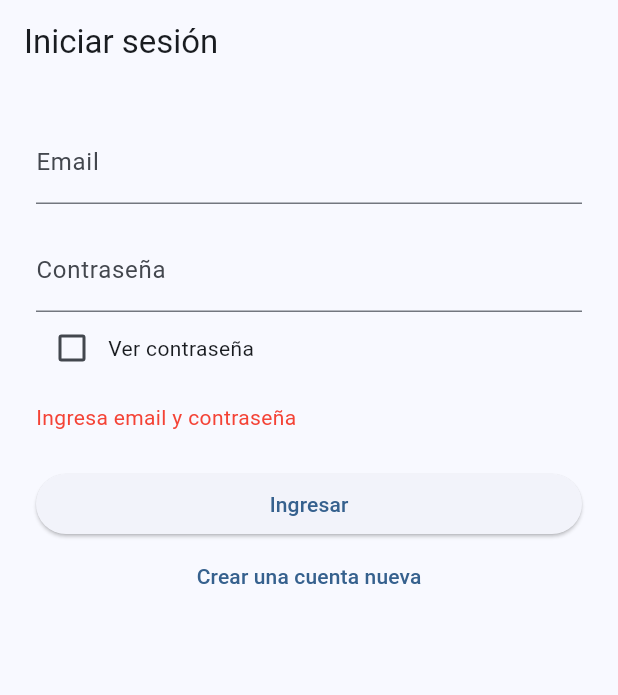
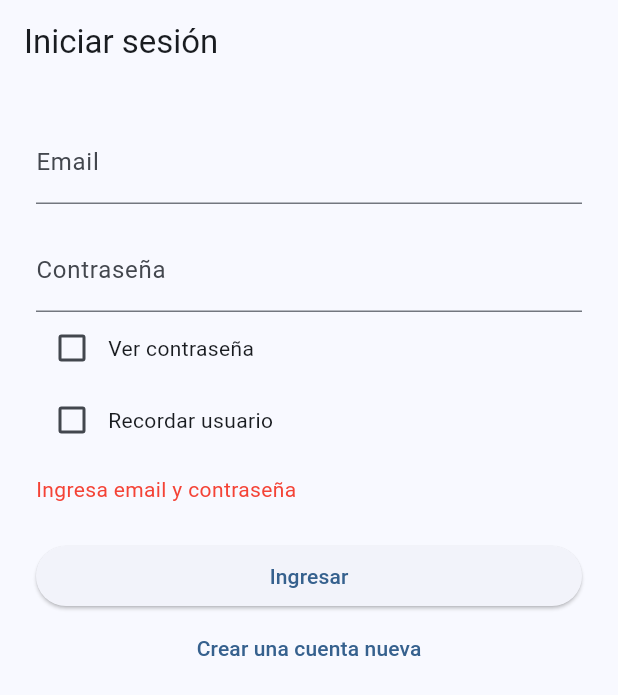
Before and after one commit to carlosormeno/app-tracking, a Flutter app: the screen it shows after launch, after a tap on "Ingresar", on a phone screen of 412 x 824 dp. Shown: the top 695 px of the screen. Run offline on Flutter 3.47's test engine with Material 3 defaults, Android fonts, the phone set to English and light mode, and no system bars; our stand-ins replace battery_plus, firebase_auth, firebase_core, flutter_map, geocoding, geolocator and 3 more; missing offline and left inert: flutter_foreground_task, workmanager; accounts and stored records are empty; statements that could not run were skipped.

Commit message:
Alguinas mejoras

```diff
--- a/lib/main.dart
+++ b/lib/main.dart
@@ -5,19 +5,29 @@ import 'package:flutter/material.dart';
 import 'firebase_options.dart';
 import 'screens/login_screen.dart';
 import 'screens/map_screen.dart';
+import 'screens/splash_screen.dart';
 import 'services/auth_service.dart';
 import 'services/foreground_service_manager.dart';
+import 'services/background_tasks.dart';
+import 'package:workmanager/workmanager.dart';
 import 'utils/logger.dart';
 
 Future<void> main() async {
   WidgetsFlutterBinding.ensureInitialized();
   logDebug('Inicializando servicios foreground');
   await ForegroundServiceManager.instance.init();
+  // Inicializa tareas en background (WorkManager) para flush de cola offline
+  try {
+    await Workmanager().initialize(backgroundTaskDispatcher, isInDebugMode: false);
+    await registerBackgroundTasks();
+  } catch (e, stack) {
+    logError('Error inicializando WorkManager', error: e, stackTrace: stack);
+  }
 
   try {
     await Firebase.initializeApp(
       options: DefaultFirebaseOptions.currentPlatform,
-    );
+      );
     logDebug('Firebase inicializado correctamente');
   } catch (e, stack) {
     logError('Error inicializando Firebase', error: e, stackTrace: stack);
@@ -41,22 +51,7 @@ class LocationTrackerApp extends StatelessWidget {
         ),
         useMaterial3: true,
       ),
-      home: StreamBuilder<User?>(
-        stream: AuthService().authStateChanges,
-        builder: (context, snapshot) {
-          if (snapshot.connectionState == ConnectionState.waiting) {
-            return const Scaffold(
-              body: Center(child: CircularProgressIndicator()),
-            );
-          }
-
-          if (snapshot.hasData) {
-            return const MapScreen();
-          }
-
-          return const LoginScreen();
-        },
-      ),
+      home: const SplashScreen(),
     );
   }
 }
--- a/lib/screens/login_screen.dart
+++ b/lib/screens/login_screen.dart
@@ -1,4 +1,5 @@
 import 'package:flutter/material.dart';
+import 'package:shared_preferences/shared_preferences.dart';
 
 import '../services/auth_service.dart';
 import '../utils/logger.dart';
@@ -17,8 +18,46 @@ class _LoginScreenState extends State<LoginScreen> {
   bool _isLoading = false;
   String? _errorMessage;
   bool _showPassword = false;
+  bool _rememberUser = false;
 
   final AuthService _authService = AuthService();
+
+  @override
+  void initState() {
+    super.initState();
+    _loadRememberedUser();
+  }
+
+  Future<void> _loadRememberedUser() async {
+    final prefs = await SharedPreferences.getInstance();
+    final remember = prefs.getBool('remember_user') ?? false;
+    String? email;
+    if (remember) {
+      email = prefs.getString('remembered_email');
+    }
+    if (mounted) {
+      setState(() {
+        _rememberUser = remember;
+        if (email != null && email.isNotEmpty) {
+          _emailController.text = email;
+        }
+      });
+    } else {
+      _rememberUser = remember;
+      if (email != null && email.isNotEmpty) {
+        _emailController.text = email;
+      }
+    }
+  }
+
+  Future<void> _persistRememberPreference(bool value) async {
+    final prefs = await SharedPreferences.getInstance();
+    await prefs.setBool('remember_user', value);
+    if (!value) {
+      // Si el usuario desactiva "Recordar", limpiar email almacenado
+      await prefs.remove('remembered_email');
+    }
+  }
 
   @override
   void dispose() {
@@ -48,6 +87,15 @@ class _LoginScreenState extends State<LoginScreen> {
       } else {
         logDebug('Iniciando sesión en Firebase', details: email);
         await _authService.signIn(email: email, password: password);
+      }
+
+      // Persistir preferencia de recordar usuario y email
+      final prefs = await SharedPreferences.getInstance();
+      await prefs.setBool('remember_user', _rememberUser);
+      if (_rememberUser) {
+        await prefs.setString('remembered_email', email);
+      } else {
+        await prefs.remove('remembered_email');
       }
     } on Exception catch (e) {
       logError('Error en autenticación', error: e);
@@ -105,6 +153,24 @@ class _LoginScreenState extends State<LoginScreen> {
                 const Text('Ver contraseña'),
               ],
             ),
+            Row(
+              mainAxisAlignment: MainAxisAlignment.start,
+              children: [
+                Checkbox(
+                  value: _rememberUser,
+                  onChanged: (v) {
+                    final newVal = v ?? false;
+                    setState(() => _rememberUser = newVal);
+                    // Guardar inmediatamente la preferencia de recordar
+                    // (se mantiene tras cerrar sesión)
+                    // No esperamos el Future para no bloquear la UI.
+                    // ignore: discarded_futures
+                    _persistRememberPreference(newVal);
+                  },
+                ),
+                const Text('Recordar usuario'),
+              ],
+            ),
             if (_errorMessage != null) ...[
               const SizedBox(height: 12),
               Text(
--- /dev/null
+++ b/lib/screens/splash_screen.dart
@@ -0,0 +1,91 @@
+import 'dart:async';
+
+import 'package:firebase_auth/firebase_auth.dart';
+import 'package:flutter/material.dart';
+
+import 'login_screen.dart';
+import 'map_screen.dart';
+
+class SplashScreen extends StatefulWidget {
+  const SplashScreen({super.key});
+
+  @override
+  State<SplashScreen> createState() => _SplashScreenState();
+}
+
+class _SplashScreenState extends State<SplashScreen>
+    with SingleTickerProviderStateMixin {
+  late final AnimationController _controller;
+  late final Animation<double> _scale;
+  late final Animation<double> _fade;
+
+  @override
+  void initState() {
+    super.initState();
+    _controller = AnimationController(
+      vsync: this,
+      duration: const Duration(milliseconds: 1200),
+    );
+    _scale = CurvedAnimation(parent: _controller, curve: Curves.easeOutBack);
+    _fade = CurvedAnimation(parent: _controller, curve: Curves.easeIn);
+
+    _controller.forward();
+
+    // Navega tras una breve animación
+    Timer(const Duration(milliseconds: 1500), _goNext);
+  }
+
+  void _goNext() {
+    if (!mounted) return;
+    final user = FirebaseAuth.instance.currentUser;
+    final next = user != null ? const MapScreen() : const LoginScreen();
+    Navigator.of(context).pushReplacement(
+      PageRouteBuilder(
+        pageBuilder: (_, __, ___) => next,
+        transitionsBuilder: (_, anim, __, child) => FadeTransition(
+          opacity: anim,
+          child: child,
+        ),
+        transitionDuration: const Duration(milliseconds: 300),
+      ),
+    );
+  }
+
+  @override
+  void dispose() {
+    _controller.dispose();
+    super.dispose();
+  }
+
+  @override
+  Widget build(BuildContext context) {
+    final theme = Theme.of(context);
+    return Scaffold(
+      backgroundColor: theme.colorScheme.surface,
+      body: Center(
+        child: FadeTransition(
+          opacity: _fade,
+          child: ScaleTransition(
+            scale: _scale,
+            child: Column(
+              mainAxisSize: MainAxisSize.min,
+              children: [
+                Image.asset(
+                  'assets/images/onp_logo.png',
+                  width: 128,
+                  height: 128,
+                  errorBuilder: (_, __, ___) => const SizedBox.shrink(),
+                ),
+                const SizedBox(height: 16),
+                Text(
+                  'Thaqhiri',
+                  style: theme.textTheme.headlineSmall,
+                ),
+              ],
+            ),
+          ),
+        ),
+      ),
+    );
+  }
+}
--- /dev/null
+++ b/lib/services/background_tasks.dart
@@ -0,0 +1,56 @@
+import 'dart:async';
+
+import 'package:workmanager/workmanager.dart';
+
+import '../utils/logger.dart';
+import 'api_service.dart';
+import 'location_sync_manager.dart';
+
+// Task identifiers
+const String kPendingFlushTask = 'pendingFlush';
+
+@pragma('vm:entry-point')
+void backgroundTaskDispatcher() {
+  Workmanager().executeTask((task, inputData) async {
+    try {
+      logDebug('WorkManager task start', details: task);
+
+      if (task == kPendingFlushTask) {
+        final token = await ApiService.loadSavedAuthToken();
+        final api = ApiService();
+        await api.updateAuthToken(token);
+        final sync = LocationSyncManager(apiService: api);
+        try {
+          await sync.flushPending();
+        } catch (e) {
+          // Keep remaining queued; not a hard failure
+          logError('Flush pending failed in background', error: e);
+        } finally {
+          api.dispose();
+        }
+      }
+
+      return Future.value(true);
+    } catch (e, st) {
+      logError('WorkManager task error', error: e, stackTrace: st);
+      return Future.value(false);
+    }
+  });
+}
+
+Future<void> registerBackgroundTasks() async {
+  try {
+    await Workmanager().cancelByUniqueName(kPendingFlushTask);
+  } catch (_) {}
+  await Workmanager().registerPeriodicTask(
+    kPendingFlushTask,
+    kPendingFlushTask,
+    frequency: const Duration(minutes: 15),
+    constraints: Constraints(networkType: NetworkType.connected),
+    existingWorkPolicy: ExistingPeriodicWorkPolicy.replace,
+    initialDelay: const Duration(minutes: 5),
+    backoffPolicy: BackoffPolicy.linear,
+    backoffPolicyDelay: const Duration(minutes: 5),
+  );
+  logDebug('WorkManager periodic flush registered');
+}
--- a/lib/services/foreground_service_manager.dart
+++ b/lib/services/foreground_service_manager.dart
@@ -38,7 +38,7 @@ class ForegroundServiceManager {
       foregroundTaskOptions: const ForegroundTaskOptions(
         interval: 60000,
         isOnceEvent: false,
-        autoRunOnBoot: false,
+        autoRunOnBoot: true,
         allowWakeLock: true,
         allowWifiLock: true,
       ),
@@ -56,7 +56,7 @@ class ForegroundServiceManager {
 
     logDebug('Iniciando servicio foreground');
     await FlutterForegroundTask.startService(
-      notificationTitle: 'Tracking activo',
+      notificationTitle: 'Sistema activo',
       notificationText: 'La app está registrando tu ubicación',
       callback: startCallback,
     );
@@ -101,7 +101,7 @@ class LocationTaskHandler extends TaskHandler {
       details: batteryLevel != null ? 'battery=$batteryLevel' : 'battery=?',
     );
     await FlutterForegroundTask.updateService(
-      notificationTitle: 'Tracking activo',
+      notificationTitle: 'Sistema activo',
       notificationText: batteryLevel != null
           ? 'Batería: $batteryLevel%'
           : 'Registrando ubicación en background',
```
Also changed, not shown: lib/screens/map_screen.dart (+6 -5 lines), lib/services/api_service.dart (+20 -1 lines), lib/services/location_service.dart (+4 -4 lines), pubspec.yaml (+10 -2 lines), tool/generate_icons.dart (added, +108 -0 lines), assets/icons/icon_bg.png (added), assets/icons/icon_fg.png (added), assets/icons/icon_fg_padded.png (added), assets/icons/icon_legacy.png (added), pubspec.lock, 19 other files.
